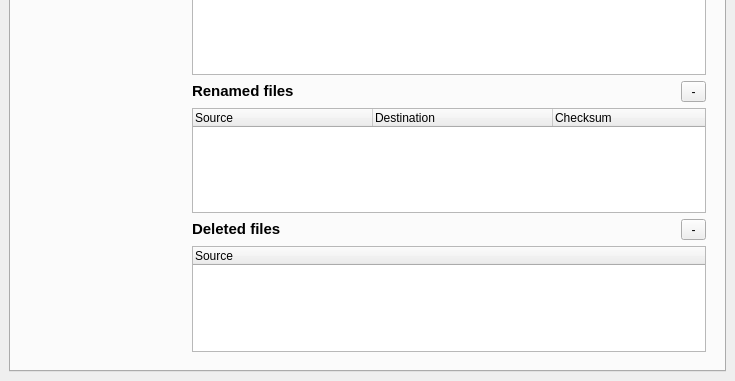
This is resources/kiwi.ui in amireh/Kiwi as Qt 5 draws it before an edit; both pictures show x 0 to 735 and y 297 to 678 of the 735 by 678 pixel window. The edited form follows.
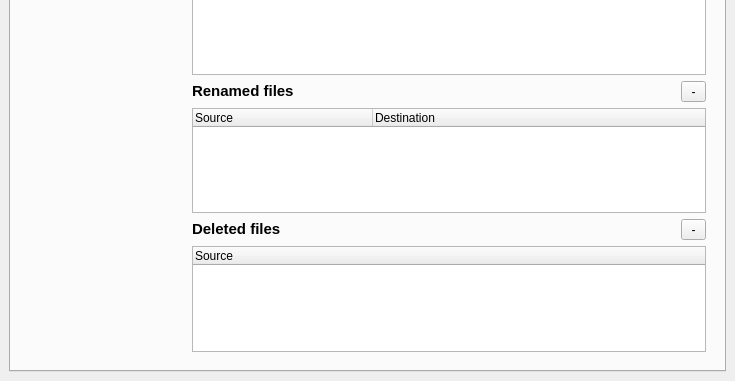
This is the edited form. The open tabs and pages were chosen to show the change. Icons and pictures are not drawn.

Commit message: fixed a problem with bz2 compression

```diff
--- a/resources/kiwi.ui
+++ b/resources/kiwi.ui
@@ -521,11 +521,6 @@
                <string>Destination</string>
               </property>
              </column>
-             <column>
-              <property name="text">
-               <string>Checksum</string>
-              </property>
-             </column>
             </widget>
            </item>
            <item row="9" column="0" colspan="2">
```
The commit also changes 1 other file.
